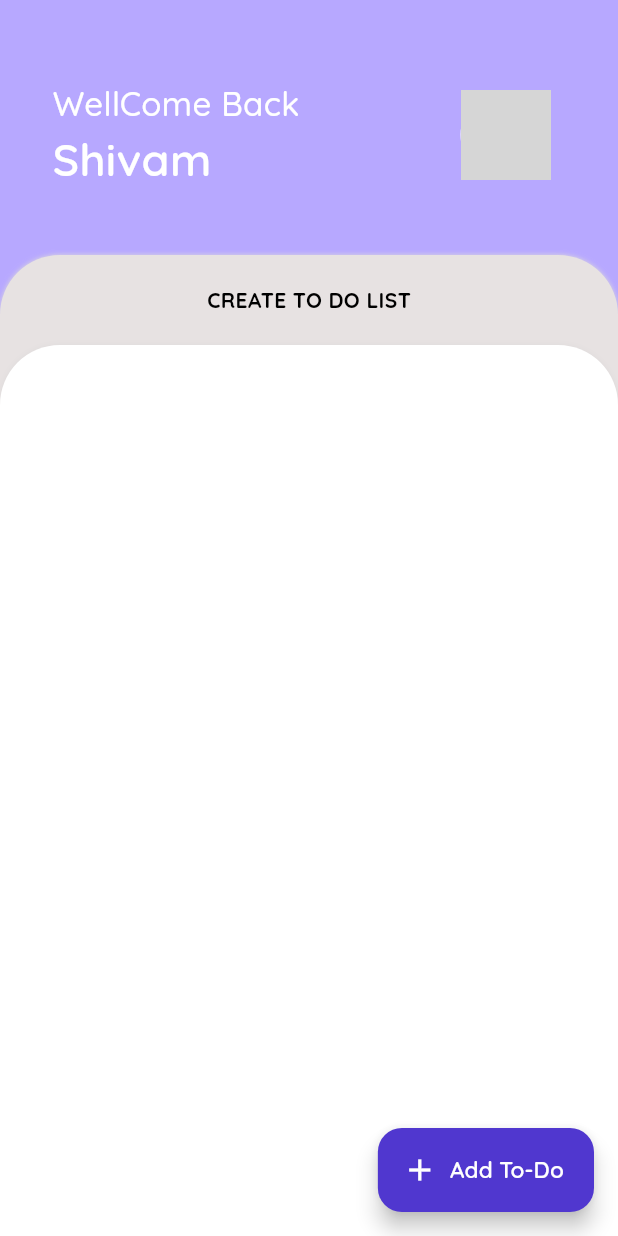
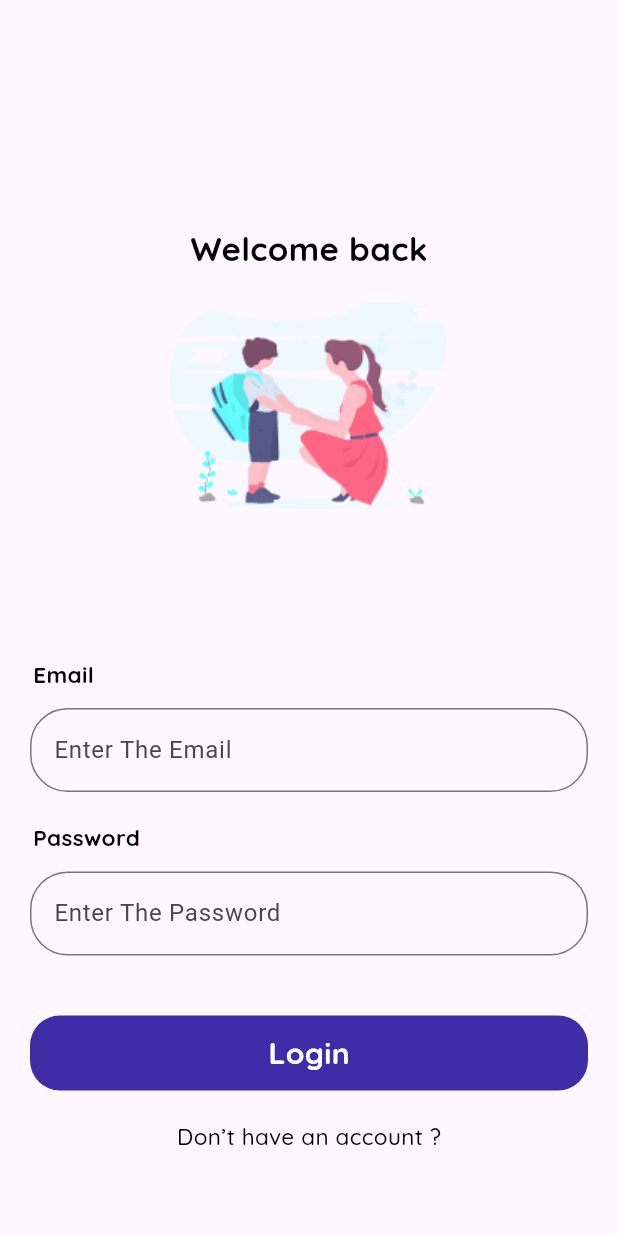
Before and after one commit to Shivam4605/Advance-To-Do-App, a Flutter app: the screen it shows after launch, on a phone screen of 412 x 824 dp. Run offline on Flutter 3.47's test engine with Material 3 defaults, Android fonts, the light colour scheme and no system bars; our stand-ins replace google_fonts, shared_preferences, sqflite; missing offline and left inert: msh_checkbox; accounts and stored records are empty; grey boxes are pictures that could not be loaded.

Commit message:
third commit

```diff
--- a/analysis_options.yaml
+++ b/analysis_options.yaml
@@ -3,3 +3,4 @@ analyzer:
   errors:
     file_names: ignore
     deprecated_member_use: ignore
+    use_build_context_synchronously: ignore
--- /dev/null
+++ b/devtools_options.yaml
@@ -0,0 +1,3 @@
+description: This file stores settings for Dart & Flutter DevTools.
+documentation: https://docs.flutter.dev/tools/devtools/extensions#configure-extension-enablement-states
+extensions:
--- /dev/null
+++ b/lib/DataBase/Shared_Preferences.dart
@@ -0,0 +1,29 @@
+import 'package:shared_preferences/shared_preferences.dart';
+
+class UserController {
+  String email = "";
+  String password = "";
+  bool isloggedin = false;
+
+  // using the shared Preferences Set the Data for All field of the class
+
+  // setData
+  Future<void> setSharedpreferenced(Map<String, dynamic> obj) async {
+    SharedPreferences sharedPreferencesobj =
+        await SharedPreferences.getInstance();
+
+    await sharedPreferencesobj.setString("email", obj['email']);
+    await sharedPreferencesobj.setString("password", obj['password']);
+    await sharedPreferencesobj.setBool("isloggedin", obj['isloggedin']);
+  }
+
+  //Getdata
+
+  Future<void> getSharedpreferenced() async {
+    SharedPreferences sharedPreferences = await SharedPreferences.getInstance();
+
+    email = sharedPreferences.getString("email") ?? "";
+    password = sharedPreferences.getString("password") ?? "";
+    isloggedin = sharedPreferences.getBool("isloggedin") ?? false;
+  }
+}
--- /dev/null
+++ b/lib/View/Login_screen.dart
@@ -0,0 +1,147 @@
+import 'package:atodo_app/DataBase/Shared_Preferences.dart';
+import 'package:atodo_app/View/home_screen.dart';
+import 'package:flutter/material.dart';
+import 'package:google_fonts/google_fonts.dart';
+
+class LoginScreen extends StatefulWidget {
+  const LoginScreen({super.key});
+
+  @override
+  State<LoginScreen> createState() => _LoginScreenState();
+}
+
+class _LoginScreenState extends State<LoginScreen> {
+  TextEditingController emailtextEditingController = TextEditingController();
+  TextEditingController passwordtextEditingController = TextEditingController();
+
+  @override
+  Widget build(BuildContext context) {
+    return Scaffold(
+      body: SafeArea(
+        child: SingleChildScrollView(
+          child: Column(
+            children: [
+              SizedBox(height: 150),
+              Center(
+                child: Text(
+                  "Welcome back",
+                  style: GoogleFonts.quicksand(
+                    color: Colors.black,
+                    fontSize: 22,
+                    fontWeight: FontWeight.bold,
+                  ),
+                ),
+              ),
+              SizedBox(height: 20),
+              Image.asset("assets/image.png"),
+              SizedBox(height: 100),
+              Row(
+                children: [
+                  Padding(
+                    padding: const EdgeInsets.only(left: 22, right: 20),
+                    child: Text(
+                      "Email",
+                      style: GoogleFonts.quicksand(
+                        color: Colors.black,
+                        fontSize: 15,
+                        fontWeight: FontWeight.bold,
+                      ),
+                    ),
+                  ),
+                ],
+              ),
+              SizedBox(height: 12),
+              Padding(
+                padding: const EdgeInsets.only(left: 20, right: 20),
+                child: TextField(
+                  controller: emailtextEditingController,
+                  decoration: InputDecoration(
+                    hintText: "Enter The Email",
+                    border: OutlineInputBorder(
+                      borderRadius: BorderRadius.circular(25),
+                    ),
+                  ),
+                ),
+              ),
+              SizedBox(height: 20),
+              Row(
+                children: [
+                  Padding(
+                    padding: const EdgeInsets.only(left: 22, right: 20),
+                    child: Text(
+                      "Password",
+                      style: GoogleFonts.quicksand(
+                        color: Colors.black,
+                        fontSize: 15,
+                        fontWeight: FontWeight.bold,
+                      ),
+                    ),
+                  ),
+                ],
+              ),
+              SizedBox(height: 12),
+              Padding(
+                padding: const EdgeInsets.only(left: 20, right: 20),
+                child: TextField(
+                  controller: passwordtextEditingController,
+                  decoration: InputDecoration(
+                    hintText: "Enter The Password",
+                    border: OutlineInputBorder(
+                      borderRadius: BorderRadius.circular(25),
+                    ),
+                  ),
+                ),
+              ),
+              Padding(
+                padding: const EdgeInsets.only(left: 20, right: 20, top: 40),
+                child: GestureDetector(
+                  onTap: () {
+                    Map<String, dynamic> setdata = {
+                      "email": emailtextEditingController.text,
+                      "password": passwordtextEditingController.text,
+                      "isloggedin": true,
+                    };
+                    UserController().setSharedpreferenced(setdata);
+                    Navigator.of(context).pushReplacement(
+                      MaterialPageRoute(
+                        builder: (context) {
+                          return HomePageUi();
+                        },
+                      ),
+                    );
+                  },
+                  child: Container(
+                    height: 50,
+                    width: double.infinity,
+                    alignment: Alignment.center,
+                    decoration: BoxDecoration(
+                      borderRadius: BorderRadius.circular(20),
+                      color: Color.fromARGB(255, 64, 44, 167),
+                    ),
+                    child: Text(
+                      "Login",
+                      style: GoogleFonts.quicksand(
+                        color: Colors.white,
+                        fontSize: 20,
+                        fontWeight: FontWeight.bold,
+                      ),
+                    ),
+                  ),
+                ),
+              ),
+              SizedBox(height: 20),
+              Text(
+                "Don’t have an account ?",
+                style: GoogleFonts.quicksand(
+                  color: Colors.black,
+                  fontSize: 15,
+                  fontWeight: FontWeight.w500,
+                ),
+              ),
+            ],
+          ),
+        ),
+      ),
+    );
+  }
+}
--- a/lib/main.dart
+++ b/lib/main.dart
@@ -1,4 +1,4 @@
-import 'package:atodo_app/View/home_page_ui.dart';
+import 'package:atodo_app/View/splash_screen.dart';
 import 'package:flutter/material.dart';
 
 void main() {
@@ -12,7 +12,7 @@ class MainApp extends StatelessWidget {
   Widget build(BuildContext context) {
     return const MaterialApp(
       debugShowCheckedModeBanner: false,
-      home: HomePageUi(),
+      home: SplashScreen(),
     );
   }
 }
```
Also changed, not shown: lib/View/home_screen.dart (renamed from lib/View/home_page_ui.dart, +107 -6 lines), lib/View/splash_screen.dart (added, +101 -0 lines), pubspec.yaml (+10 -0 lines), assets/Vector (2).png (added), assets/appicon.png (added), assets/image.png (added), assets/splash.png (added), pubspec.lock, 31 other files.
